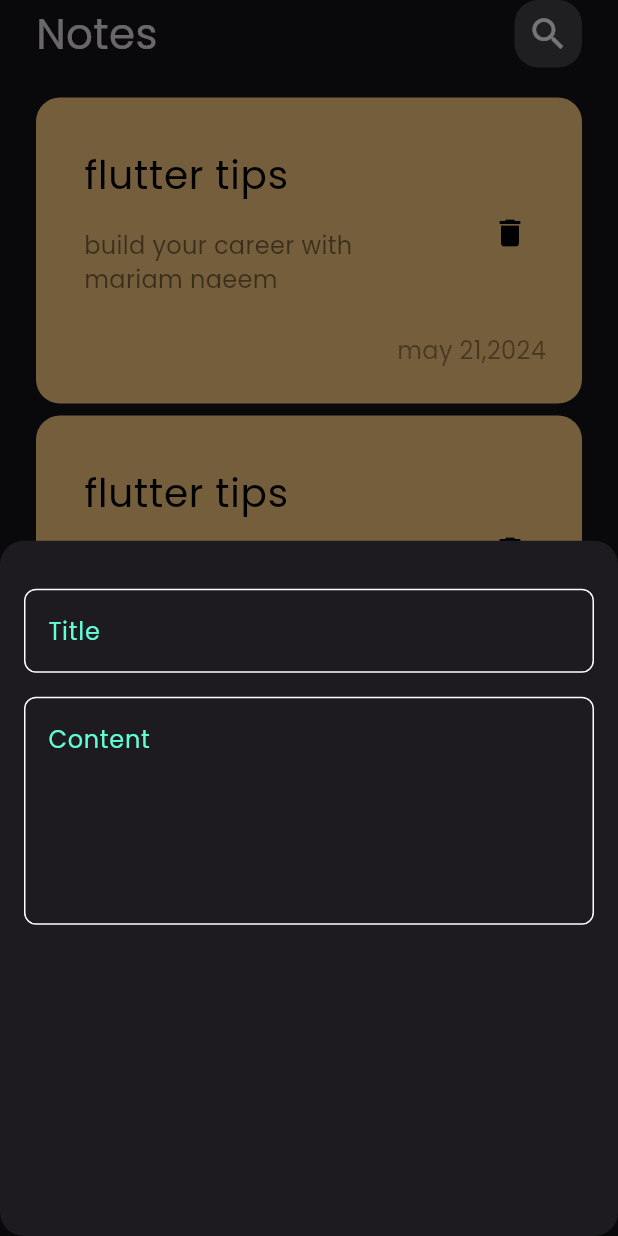
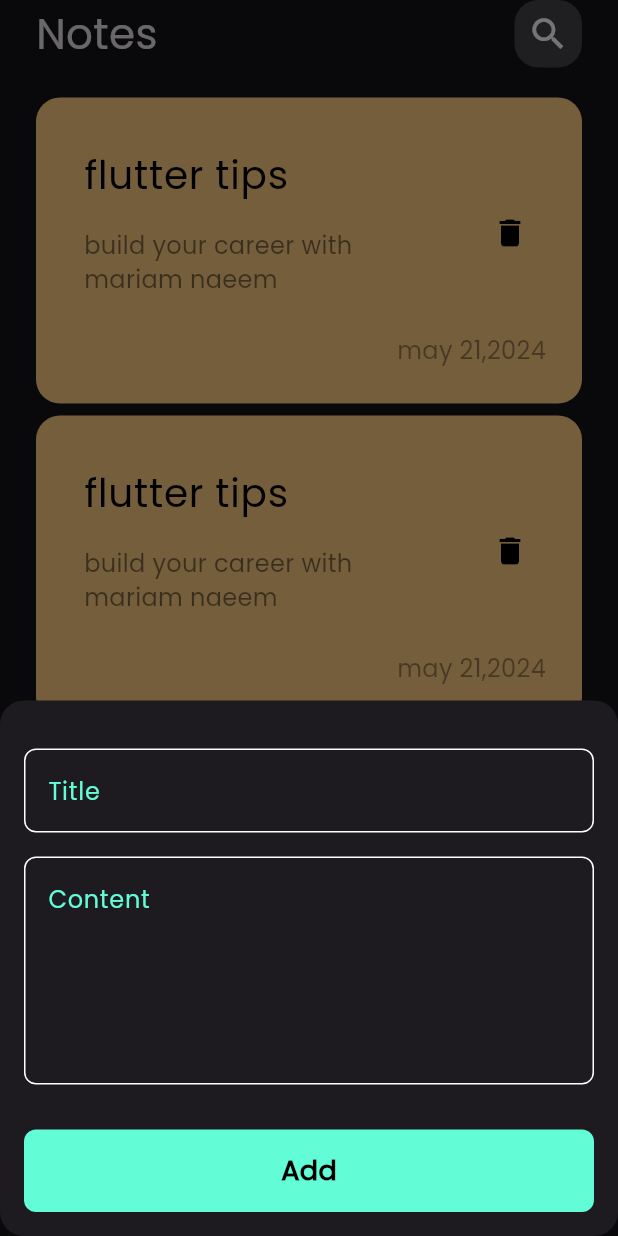
Before and after one commit to Mariam-Naeem/NotesApp, a Flutter app: the screen it shows after launch, after a tap on the "add" icon, on a phone screen of 412 x 824 dp. Run offline on Flutter 3.47's test engine with Material 3 defaults, Android fonts, the phone set to English and light mode, and no system bars.

Commit message:
finish button sheet

```diff
--- a/lib/Widgets/Add_note_bottom.dart
+++ b/lib/Widgets/Add_note_bottom.dart
@@ -1,5 +1,7 @@
 import 'package:flutter/material.dart';
+import 'package:notes/Widgets/custom_botton.dart';
 import 'package:notes/Widgets/custom_textfield.dart';
+import 'package:notes/constants.dart';
 
 class AddNoteBottomSheet extends StatelessWidget {
   const AddNoteBottomSheet({super.key});
@@ -8,13 +10,18 @@ class AddNoteBottomSheet extends StatelessWidget {
   Widget build(BuildContext context) {
     return Padding(
       padding: const EdgeInsets.symmetric(horizontal: 16),
+      child: SingleChildScrollView(
         child: Column(
           children: [
             SizedBox(height: 32),
             CustomTextfield(hintText: 'Title'),
              SizedBox(height: 16),
             CustomTextfield(hintText: 'Content',maxline: 5,),
+            SizedBox(height: 30,),
+            CustomButton(),
+              SizedBox(height: 16),
           ],
+        ),
       ),
     );
   }
--- /dev/null
+++ b/lib/Widgets/custom_botton.dart
@@ -0,0 +1,19 @@
+import 'package:flutter/material.dart';
+import 'package:notes/constants.dart';
+
+class CustomButton extends StatelessWidget {
+  const CustomButton({super.key});
+
+  @override
+  Widget build(BuildContext context) {
+    return Container(
+      width: MediaQuery.of(context).size.width,
+      height: 55,
+      decoration: BoxDecoration(
+        color: KPrimaryColor,
+        borderRadius: BorderRadius.circular(8)
+      ),
+      child: Center(child: Text('Add',style: TextStyle(color: Colors.black,fontSize: 18,fontWeight: FontWeight.bold),)),
+    );
+  }
+}
```
Lines whose indentation alone changed are shown as unchanged.
